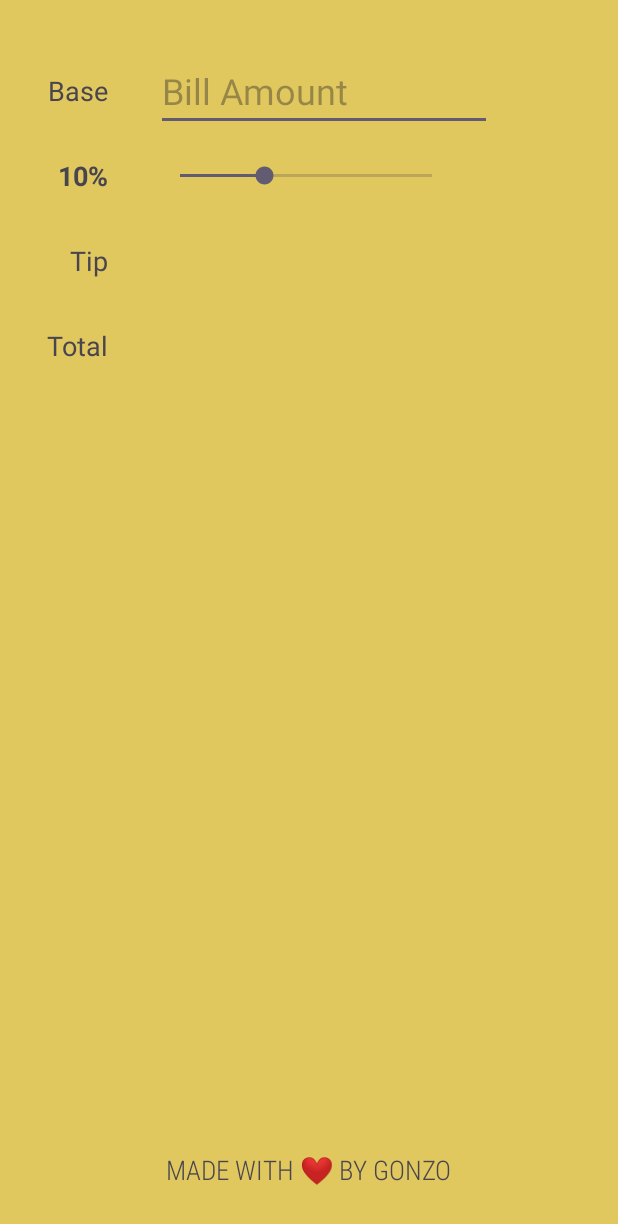
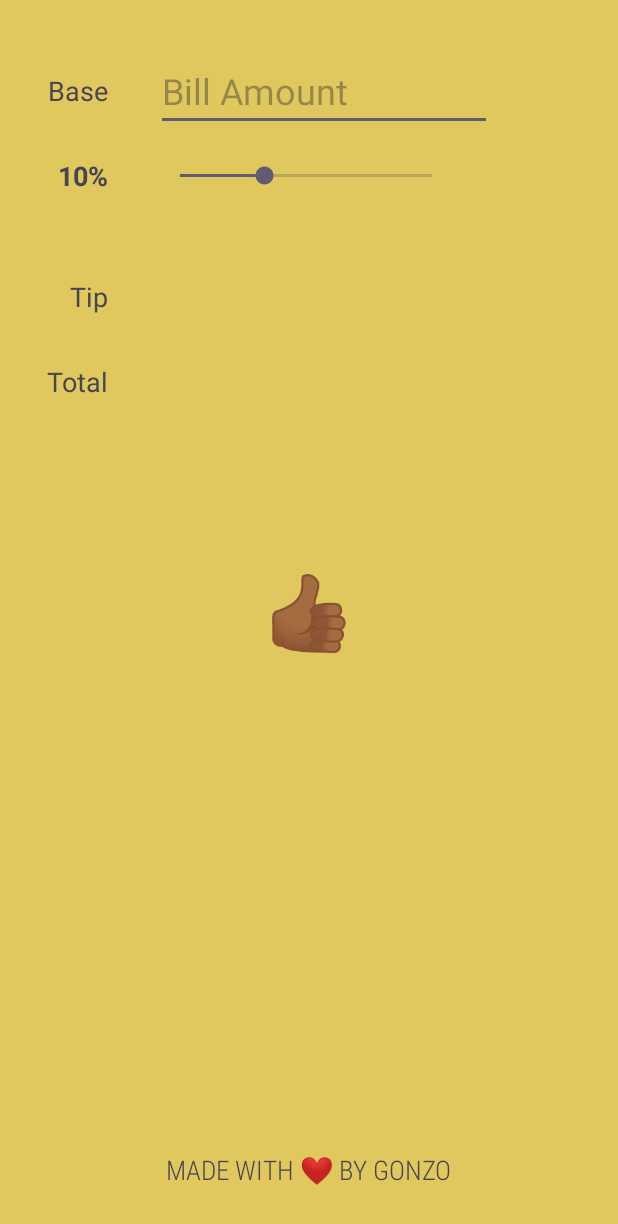
Before and after one commit to g0nnz0/FirstAndroidApp, an Android app: the screen it shows after launch (MainActivity), on a phone screen of 412 x 824 dp. Shown: the top 1224 px of the screen. Run offline under Robolectric (Android 15) with nearby library versions, the phone set to English and light mode, and no system bars.

Commit message:
feat(MainActivity/ui): upgrade UX by adding some emojis depending on the tip percentage

```diff
--- a/app/src/main/java/com/example/tippy/MainActivity.kt
+++ b/app/src/main/java/com/example/tippy/MainActivity.kt
@@ -12,12 +12,14 @@ import kotlin.math.log
 
 private const val TAG = "MainActivity"
 private const val INITIAL_TIP_PERCENT = 10
+
 class MainActivity : AppCompatActivity() {
     private lateinit var etBaseAmount: EditText
     private lateinit var seekBarTip: SeekBar
     private lateinit var tvTipPercentLabel: TextView
     private lateinit var tvTipAmount: TextView
     private lateinit var tvTotalAmount: TextView
+    private lateinit var tvTipDescription: TextView
 
     override fun onCreate(savedInstanceState: Bundle?) {
         super.onCreate(savedInstanceState)
@@ -27,14 +29,17 @@ class MainActivity : AppCompatActivity() {
         tvTipPercentLabel = findViewById(R.id.tvTipPercentLabel)
         tvTipAmount = findViewById(R.id.tvTipAmount)
         tvTotalAmount = findViewById(R.id.tvTotalAmount)
+        tvTipDescription = findViewById(R.id.tvTipDescription)
 
         seekBarTip.progress = INITIAL_TIP_PERCENT
         tvTipPercentLabel.text = "$INITIAL_TIP_PERCENT%"
+        updateTipDescription(INITIAL_TIP_PERCENT)
         seekBarTip.setOnSeekBarChangeListener(object: SeekBar.OnSeekBarChangeListener{
             override fun onProgressChanged(seekBar: SeekBar?, progress: Int, fromUser: Boolean) {
                 Log.i(TAG, "On progress changed $progress")
                 tvTipPercentLabel.text = "$progress%"
                 computeTipAndTotal()
+                updateTipDescription(progress)
             }
 
             override fun onStartTrackingTouch(seekBar: SeekBar?) {}
@@ -59,6 +64,17 @@ class MainActivity : AppCompatActivity() {
 
     }
 
+    private fun updateTipDescription(tipPercent: Int) {
+        val tipDescription = when(tipPercent){
+            in 0..9 -> "🐭"
+            in 10..14 -> "👍🏾"
+            in 15..19 -> "🤙🏾"
+            in 16..24 -> "🫰🏾"
+            else -> "MAEAMEE!🏖️"
+        }
+        tvTipDescription.text = tipDescription
+    }
+
     private fun computeTipAndTotal() {
         //Check if there is a value
         if (etBaseAmount.text.isEmpty()){
--- a/app/src/main/res/layout/activity_main.xml
+++ b/app/src/main/res/layout/activity_main.xml
@@ -32,7 +32,7 @@
         android:id="@+id/tvTipLabel"
         android:layout_width="wrap_content"
         android:layout_height="wrap_content"
-        android:layout_marginTop="32dp"
+        android:layout_marginTop="56dp"
         android:text="Tip"
         android:textAppearance="@style/TextAppearance.AppCompat.Medium"
         app:layout_constraintEnd_toEndOf="@+id/tvBaseLabel"
@@ -103,4 +103,18 @@
         app:layout_constraintBottom_toBottomOf="parent"
         app:layout_constraintEnd_toEndOf="parent"
         app:layout_constraintStart_toStartOf="parent" />
+
+    <TextView
+        android:id="@+id/tvTipDescription"
+        android:layout_width="308dp"
+        android:layout_height="162dp"
+        android:layout_marginTop="248dp"
+        android:textAlignment="center"
+        android:textAppearance="@style/TextAppearance.AppCompat.Medium"
+        android:textSize="48sp"
+        app:layout_constraintEnd_toEndOf="@+id/seekBarTip"
+        app:layout_constraintHorizontal_bias="0.49"
+        app:layout_constraintStart_toStartOf="@+id/seekBarTip"
+        app:layout_constraintTop_toBottomOf="@+id/seekBarTip"
+        tools:text="Bien" />
 </androidx.constraintlayout.widget.ConstraintLayout>
```
